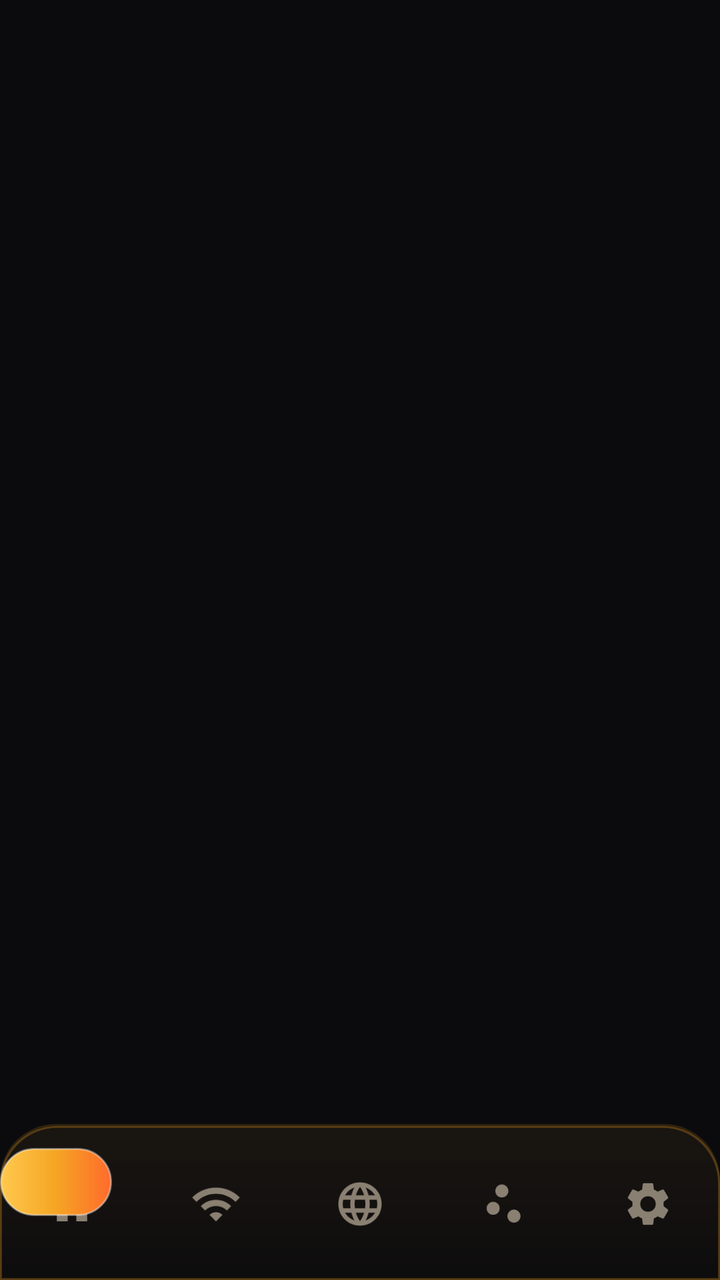
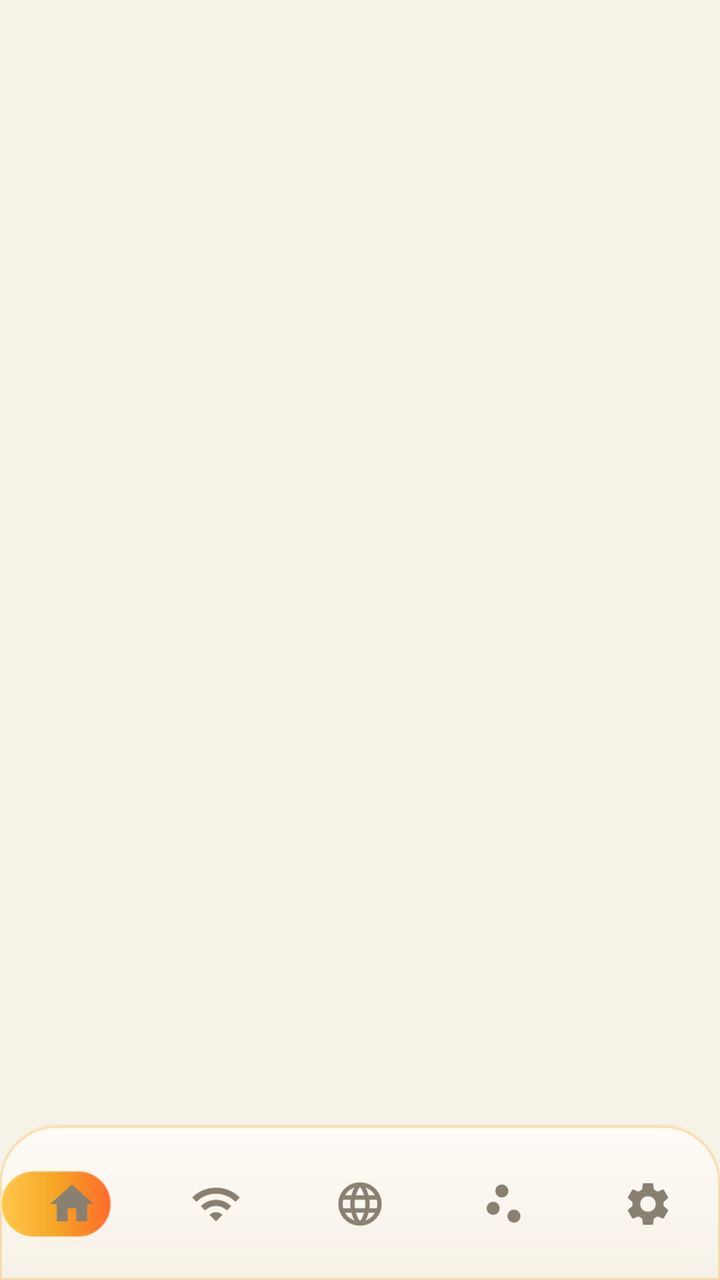

Two renders of the same Android screen: before a commit and after it. Below are the layout's source before the change and the commit's diff.
<!-- AndroidManifest.xml: activity theme Theme.YourDemon.Splash -->
<!-- res/layout/activity_main.xml -->
<?xml version="1.0" encoding="utf-8"?>
<RelativeLayout xmlns:android="http://schemas.android.com/apk/res/android"
    xmlns:app="http://schemas.android.com/apk/res-auto"
    xmlns:tools="http://schemas.android.com/tools"
    android:id="@+id/all_view"
    android:layout_width="match_parent"
    android:layout_height="match_parent"
    android:background="@color/background"
    tools:context=".MainActivity">

    
    <net.cachapa.expandablelayout.ExpandableLayout
        android:id="@+id/menu_expand"
        android:layout_width="0dp"
        android:layout_height="0dp"
        android:visibility="gone"
        app:el_expanded="false" />

    
    <FrameLayout
        android:id="@+id/flContent"
        android:layout_width="match_parent"
        android:layout_height="match_parent"
        android:layout_above="@id/bottom_nav" />

    
    <FrameLayout
        android:id="@+id/bottom_nav"
        android:layout_width="match_parent"
        android:layout_height="wrap_content"
        android:layout_alignParentBottom="true"
        android:background="@drawable/bg_nav_bar"
        android:elevation="18dp"
        android:paddingTop="12dp"
        android:paddingBottom="10dp">

        
        <View
            android:id="@+id/nav_indicator"
            android:layout_width="56dp"
            android:layout_height="34dp"
            android:layout_gravity="top|start"
            android:background="@drawable/bg_nav_indicator"
            android:elevation="2dp" />

        
        <LinearLayout
            android:id="@+id/bottom_nav_items"
            android:layout_width="match_parent"
            android:layout_height="wrap_content"
            android:orientation="horizontal">

            <LinearLayout
                android:id="@+id/nav_dashboard"
                android:layout_width="0dp"
                android:layout_height="56dp"
                android:layout_weight="1"
                android:background="@drawable/bg_nav_item"
                android:clickable="true"
                android:focusable="true"
                android:gravity="center">

                <ImageView
                    android:layout_width="26dp"
                    android:layout_height="26dp"
                    android:duplicateParentState="true"
                    android:src="@drawable/home"
                    android:tint="@color/nav_icon"
                    android:contentDescription="@string/dashboard" />
            </LinearLayout>

            <LinearLayout
                android:id="@+id/nav_wifi"
                android:layout_width="0dp"
                android:layout_height="56dp"
                android:layout_weight="1"
                android:background="@drawable/bg_nav_item"
                android:clickable="true"
                android:focusable="true"
                android:gravity="center">

                <ImageView
                    android:layout_width="26dp"
                    android:layout_height="26dp"
                    android:duplicateParentState="true"
                    android:src="@drawable/wifi"
                    android:tint="@color/nav_icon"
                    android:contentDescription="@string/wifi_networks" />
            </LinearLayout>

            <LinearLayout
                android:id="@+id/nav_portal"
                android:layout_width="0dp"
                android:layout_height="56dp"
                android:layout_weight="1"
                android:background="@drawable/bg_nav_item"
                android:clickable="true"
                android:focusable="true"
                android:gravity="center">

                <ImageView
                    android:layout_width="26dp"
                    android:layout_height="26dp"
                    android:duplicateParentState="true"
                    android:src="@drawable/website"
                    android:tint="@color/nav_icon"
                    android:contentDescription="Portal" />
            </LinearLayout>

            <LinearLayout
                android:id="@+id/nav_twin"
                android:layout_width="0dp"
                android:layout_height="56dp"
                android:layout_weight="1"
                android:background="@drawable/bg_nav_item"
                android:clickable="true"
                android:focusable="true"
                android:gravity="center">

                <ImageView
                    android:layout_width="26dp"
                    android:layout_height="26dp"
                    android:duplicateParentState="true"
                    android:src="@drawable/wifi3"
                    android:tint="@color/nav_icon"
                    android:contentDescription="@string/evil_twin" />
            </LinearLayout>

            <LinearLayout
                android:id="@+id/nav_settings"
                android:layout_width="0dp"
                android:layout_height="56dp"
                android:layout_weight="1"
                android:background="@drawable/bg_nav_item"
                android:clickable="true"
                android:focusable="true"
                android:gravity="center">

                <ImageView
                    android:layout_width="26dp"
                    android:layout_height="26dp"
                    android:duplicateParentState="true"
                    android:src="@drawable/settings"
                    android:tint="@color/nav_icon"
                    android:contentDescription="@string/app_setting" />
            </LinearLayout>
        </LinearLayout>
    </FrameLayout>
</RelativeLayout>
<!-- resources referenced by this layout -->
<resources>
  <color name="background">#0B0B0D</color>
  <!-- drawable bg_nav_bar (drawable) -->
  <?xml version="1.0" encoding="utf-8"?>
  <layer-list xmlns:android="http://schemas.android.com/apk/res/android">
      
      <item>
          <shape android:shape="rectangle">
              <solid android:color="#26F5A524" />
              <corners android:topLeftRadius="28dp" android:topRightRadius="28dp" />
          </shape>
      </item>
      
      <item
          android:top="1dp">
          <shape android:shape="rectangle">
              <gradient
                  android:angle="270"
                  android:startColor="#E6171310"
                  android:endColor="#F20B0B0D" />
              <corners android:topLeftRadius="28dp" android:topRightRadius="28dp" />
              <stroke
                  android:width="1dp"
                  android:color="#3DF5A524" />
          </shape>
      </item>
  </layer-list>
  <style name="Theme.YourDemon" parent="Theme.Material3.Dark.NoActionBar">
          <item name="android:buttonStyle">@style/MonsButton</item>
          <item name="android:textViewStyle">@style/MonsText</item>
          <item name="android:editTextStyle">@style/Widget.YourDemon.EditText</item>
          <item name="textInputStyle">@style/Widget.YourDemon.TextInputLayout</item>
          <item name="android:fontFamily">@font/montserrat</item>
  
          <item name="colorPrimary">@color/primary</item>
          <item name="colorPrimaryDark">@color/primary_dark</item>
          <item name="colorPrimaryVariant">@color/primary_dark</item>
          <item name="colorSecondary">@color/accent</item>
          <item name="colorSecondaryVariant">@color/accent_dark</item>
          <item name="colorOnPrimary">@color/white</item>
          <item name="colorOnSecondary">@color/text_on_accent</item>
          <item name="android:colorBackground">@color/background</item>
          <item name="colorOnBackground">@color/text_primary</item>
          <item name="colorSurface">@color/surface</item>
          <item name="colorOnSurface">@color/text_primary</item>
          <item name="colorSurfaceVariant">@color/surface_variant</item>
          <item name="colorOnSurfaceVariant">@color/text_secondary</item>
          <item name="colorError">@color/error</item>
          <item name="colorOnError">@color/white</item>
          <item name="colorOutline">@color/border</item>
  
          <item name="floatingActionButtonStyle">@style/Widget.YourDemon.FAB</item>
          <item name="materialAlertDialogTheme">@style/ThemeOverlay.YourDemon.AlertDialog</item>
          <item name="materialCardViewStyle">@style/Cards</item>
          <item name="switchStyle">@style/Widget.App.Switch</item>
          <item name="materialButtonStyle">@style/MonsButton</item>
          <item name="android:navigationBarColor">@color/background</item>
          <item name="android:statusBarColor" tools:targetApi="l">@color/background</item>
          <item name="navigationViewStyle">@style/Widget.YourDemon.NavigationView</item>
          <item name="bottomSheetDialogTheme">@style/AppBottomSheetDialogTheme</item>
          <item name="android:windowBackground">@color/background</item>
          <item name="windowNoTitle">true</item>
  
          
          <item name="android:windowAnimationStyle">@style/WindowAnim</item>
      </style>
  <color name="text_primary">#F7F1E3</color>
  <color name="surface">#151517</color>
  <color name="surface_variant">#1D1D22</color>
  <color name="text_secondary">#A49B8B</color>
  <color name="border">#2C2C34</color>
  <color name="text_hint">#6E6658</color>
  <color name="input_bg">#0E0E12</color>
  <!-- drawable dialog_bg (drawable-v24) -->
  <?xml version="1.0" encoding="utf-8"?>
  <shape xmlns:android="http://schemas.android.com/apk/res/android"
      android:shape="rectangle">
      <gradient
          android:angle="135"
          android:startColor="#241E16"
          android:centerColor="#16140F"
          android:endColor="#0E0D0A"
          android:type="linear" />
      <corners android:radius="24dp" />
      <stroke
          android:width="1dp"
          android:color="#59F5A524" />
  </shape>
  <color name="border_light">#222229</color>
  <!-- unchanged entries left out for length: 37 -->
</resources>

<!-- the commit's change to res/layout/activity_main.xml (unified diff, before → after) -->
@@ -40,8 +40,8 @@
             android:layout_width="56dp"
             android:layout_height="34dp"
             android:layout_gravity="top|start"
-            android:background="@drawable/bg_nav_indicator"
-            android:elevation="2dp" />
+            android:layout_marginTop="11dp"
+            android:background="@drawable/bg_nav_indicator" />
 
         
         <LinearLayout
<!-- resource entries referenced after the edit -->
@@ -1,13 +1,13 @@
 <!-- resources referenced by this layout -->
 <resources>
-  <color name="background">#0B0B0D</color>
+  <color name="background">#F7F2E8</color>
   <!-- drawable bg_nav_bar (drawable) -->
   <?xml version="1.0" encoding="utf-8"?>
   <layer-list xmlns:android="http://schemas.android.com/apk/res/android">
       
       <item>
           <shape android:shape="rectangle">
-              <solid android:color="#26F5A524" />
+              <solid android:color="@color/nav_glow" />
               <corners android:topLeftRadius="28dp" android:topRightRadius="28dp" />
           </shape>
       </item>
@@ -17,8 +17,8 @@
           <shape android:shape="rectangle">
               <gradient
                   android:angle="270"
-                  android:startColor="#E6171310"
-                  android:endColor="#F20B0B0D" />
+                  android:startColor="@color/nav_glass_start"
+                  android:endColor="@color/nav_glass_end" />
               <corners android:topLeftRadius="28dp" android:topRightRadius="28dp" />
               <stroke
                   android:width="1dp"
@@ -26,7 +26,10 @@
           </shape>
       </item>
   </layer-list>
-  <style name="Theme.YourDemon" parent="Theme.Material3.Dark.NoActionBar">
+  <color name="nav_glow">#1AF5A524</color>
+  <color name="nav_glass_start">#CCFFFFFF</color>
+  <color name="nav_glass_end">#E6F7F2E8</color>
+  <style name="Theme.YourDemon" parent="Theme.Material3.Light.NoActionBar">
           <item name="android:buttonStyle">@style/MonsButton</item>
           <item name="android:textViewStyle">@style/MonsText</item>
           <item name="android:editTextStyle">@style/Widget.YourDemon.EditText</item>
@@ -65,29 +68,32 @@
           
           <item name="android:windowAnimationStyle">@style/WindowAnim</item>
       </style>
-  <color name="text_primary">#F7F1E3</color>
-  <color name="surface">#151517</color>
-  <color name="surface_variant">#1D1D22</color>
-  <color name="text_secondary">#A49B8B</color>
-  <color name="border">#2C2C34</color>
-  <color name="text_hint">#6E6658</color>
-  <color name="input_bg">#0E0E12</color>
+  <color name="text_primary">#241C0F</color>
+  <color name="surface">#FFFFFF</color>
+  <color name="surface_variant">#F1E9DA</color>
+  <color name="text_secondary">#6F6351</color>
+  <color name="border">#E5DAC5</color>
+  <color name="text_hint">#A3957D</color>
+  <color name="input_bg">#FFFFFF</color>
   <!-- drawable dialog_bg (drawable-v24) -->
   <?xml version="1.0" encoding="utf-8"?>
   <shape xmlns:android="http://schemas.android.com/apk/res/android"
       android:shape="rectangle">
       <gradient
           android:angle="135"
-          android:startColor="#241E16"
-          android:centerColor="#16140F"
-          android:endColor="#0E0D0A"
+          android:startColor="@color/dialog_grad_start"
+          android:centerColor="@color/dialog_grad_mid"
+          android:endColor="@color/dialog_grad_end"
           android:type="linear" />
       <corners android:radius="24dp" />
       <stroke
           android:width="1dp"
           android:color="#59F5A524" />
   </shape>
-  <color name="border_light">#222229</color>
+  <color name="border_light">#ECDCC0</color>
+  <color name="dialog_grad_start">#FFFFFF</color>
+  <color name="dialog_grad_mid">#FAF4E8</color>
+  <color name="dialog_grad_end">#F0E6D2</color>
   <!-- unchanged entries left out for length: 37 -->
 </resources>
 
